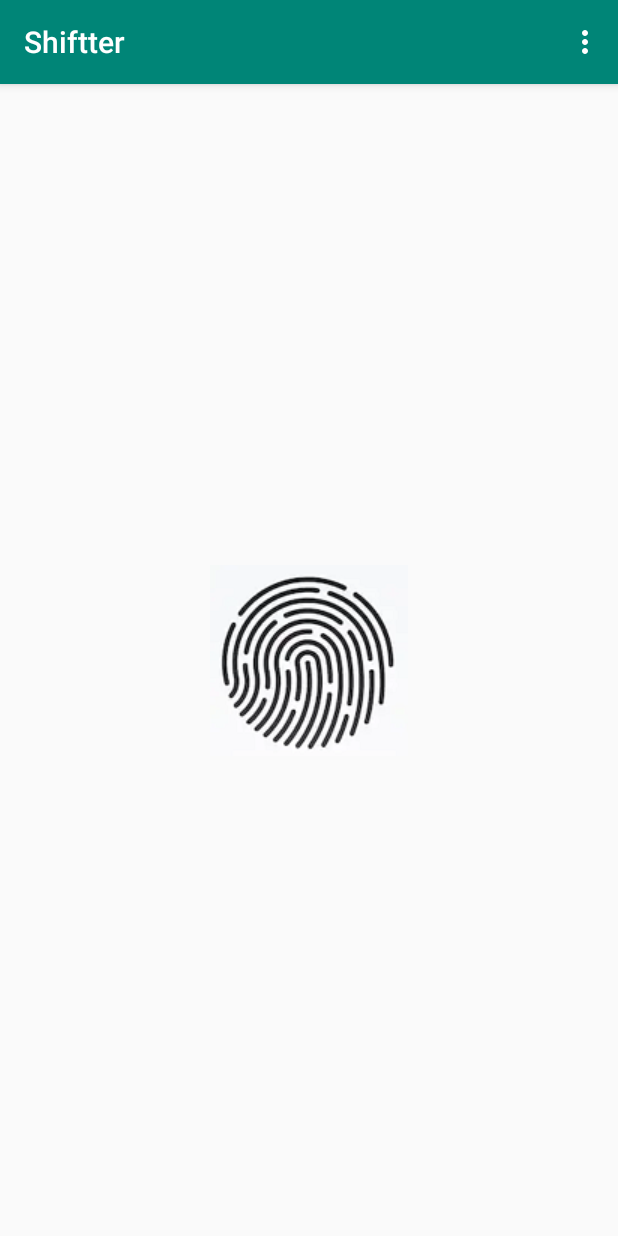
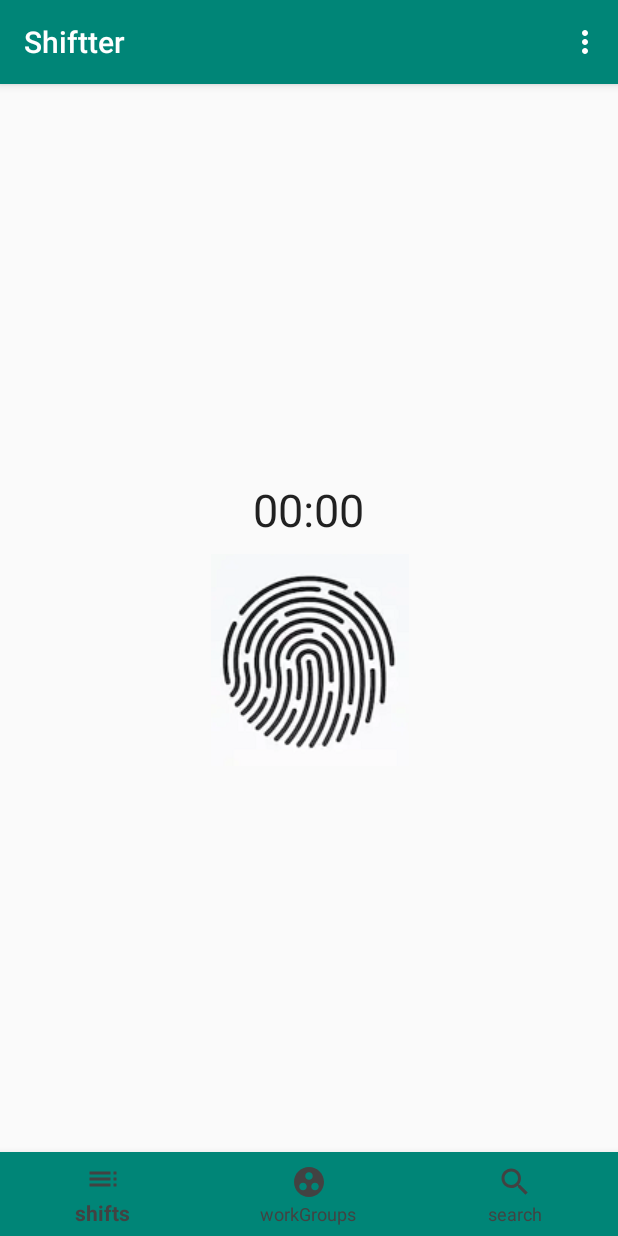
Before and after one commit to Yotam124/Shiftter, an Android app: the HomePageActivity screen opened directly, with no data from a screen before it, on a phone screen of 412 x 824 dp. Run offline under Robolectric (Android 15) with nearby library versions, the phone set to English and light mode, and no system bars.

Commit message:
clock + bottom navi

```diff
--- a/app/build.gradle
+++ b/app/build.gradle
@@ -28,4 +28,8 @@ dependencies {
     testImplementation 'junit:junit:4.12'
     androidTestImplementation 'androidx.test.ext:junit:1.1.0'
     androidTestImplementation 'androidx.test.espresso:espresso-core:3.1.1'
+
+    implementation 'com.google.android.material:material:1.0.0-alpha1'
+    //implementation 'com.google.android.material:material:1.0.0-alpha1'
+    //implementation 'com.android.support:design:28.0.0'
 }
--- a/app/src/main/java/com/example/shiftter/HomePageActivity.java
+++ b/app/src/main/java/com/example/shiftter/HomePageActivity.java
@@ -1,28 +1,95 @@
 package com.example.shiftter;
 
+import android.content.Intent;
 import android.os.Bundle;
+import android.os.SystemClock;
 import android.view.Menu;
 import android.view.MenuItem;
 import android.view.View;
+import android.widget.Chronometer;
 import android.widget.ImageButton;
 import android.widget.Toast;
 
+import androidx.annotation.NonNull;
 import androidx.appcompat.app.AppCompatActivity;
 
+import com.google.android.material.bottomnavigation.BottomNavigationView;
+
 public class HomePageActivity extends AppCompatActivity {
-    ImageButton fingerPrintBtn;
+
+    private ImageButton fingerPrintBtn;
+    BottomNavigationView bottomNavigationView;
+
+    private Chronometer chronometer;
+    private boolean running;
+    private long pauseOffset;
+
     @Override
     protected void onCreate(Bundle savedInstanceState) {
         super.onCreate(savedInstanceState);
         setContentView(R.layout.activity_home_page);
+
         fingerPrintBtn = (ImageButton) findViewById(R.id.fingerPrintBtn);
+        bottomNavigationView = (BottomNavigationView) findViewById(R.id.bottom_navigation);
+        chronometer = findViewById(R.id.chronometer);
+
+
         fingerPrintBtn.setOnClickListener(new View.OnClickListener() {
             @Override
             public void onClick(View v) {
+                if (!running){
+                    startChronometer(v);
+                }else{
+                    pauseChronometer(v);
+                }
                 Toast.makeText(HomePageActivity.this,""+CurrentUser.getUserName(), Toast.LENGTH_LONG).show();
             }
         });
+        bottomNavigationView.setOnNavigationItemSelectedListener(new BottomNavigationView.OnNavigationItemSelectedListener() {
+            @Override
+            public boolean onNavigationItemSelected(@NonNull MenuItem menuItem) {
+                switch (menuItem.getItemId()) {
+                    case R.id.navigation_shifts:
+                        Intent shiftsActivity = new Intent(getApplicationContext(), ShiftsActivity.class);
+                        startActivity(shiftsActivity);
+                    case R.id.navigation_workGroups:
+
+                    case R.id.navigation_search:
+
+                }
+                return false;
+            }
+        });
     }
+
+
+
+
+    //Chronometer functions
+    public void startChronometer(View v){
+        if (!running) {
+            chronometer.setBase(SystemClock.elapsedRealtime() - pauseOffset);
+            chronometer.start();
+            running = true;
+        }
+    }
+    public void pauseChronometer(View v){
+        if (running) {
+            chronometer.stop();
+            pauseOffset = SystemClock.elapsedRealtime() - chronometer.getBase();
+            running = false;
+            chronometer.setBase(SystemClock.elapsedRealtime());
+            pauseOffset = 0;
+        }
+    }
+
+
+
+
+
+
+
+
 
     //Top Menu
     @Override
--- /dev/null
+++ b/app/src/main/res/drawable/ic_group_work_black_24dp.xml
@@ -0,0 +1,9 @@
+<vector xmlns:android="http://schemas.android.com/apk/res/android"
+        android:width="24dp"
+        android:height="24dp"
+        android:viewportWidth="24.0"
+        android:viewportHeight="24.0">
+    <path
+        android:fillColor="#FF000000"
+        android:pathData="M12,2C6.48,2 2,6.48 2,12s4.48,10 10,10 10,-4.48 10,-10S17.52,2 12,2zM8,17.5c-1.38,0 -2.5,-1.12 -2.5,-2.5s1.12,-2.5 2.5,-2.5 2.5,1.12 2.5,2.5 -1.12,2.5 -2.5,2.5zM9.5,8c0,-1.38 1.12,-2.5 2.5,-2.5s2.5,1.12 2.5,2.5 -1.12,2.5 -2.5,2.5S9.5,9.38 9.5,8zM16,17.5c-1.38,0 -2.5,-1.12 -2.5,-2.5s1.12,-2.5 2.5,-2.5 2.5,1.12 2.5,2.5 -1.12,2.5 -2.5,2.5z"/>
+</vector>
--- /dev/null
+++ b/app/src/main/res/drawable/ic_search_black_24dp.xml
@@ -0,0 +1,9 @@
+<vector xmlns:android="http://schemas.android.com/apk/res/android"
+        android:width="24dp"
+        android:height="24dp"
+        android:viewportWidth="24.0"
+        android:viewportHeight="24.0">
+    <path
+        android:fillColor="#FF000000"
+        android:pathData="M15.5,14h-0.79l-0.28,-0.27C15.41,12.59 16,11.11 16,9.5 16,5.91 13.09,3 9.5,3S3,5.91 3,9.5 5.91,16 9.5,16c1.61,0 3.09,-0.59 4.23,-1.57l0.27,0.28v0.79l5,4.99L20.49,19l-4.99,-5zM9.5,14C7.01,14 5,11.99 5,9.5S7.01,5 9.5,5 14,7.01 14,9.5 11.99,14 9.5,14z"/>
+</vector>
--- /dev/null
+++ b/app/src/main/res/drawable/ic_toc_black_24dp.xml
@@ -0,0 +1,9 @@
+<vector xmlns:android="http://schemas.android.com/apk/res/android"
+        android:width="24dp"
+        android:height="24dp"
+        android:viewportWidth="24.0"
+        android:viewportHeight="24.0">
+    <path
+        android:fillColor="#FF000000"
+        android:pathData="M3,9h14L17,7L3,7v2zM3,13h14v-2L3,11v2zM3,17h14v-2L3,15v2zM19,17h2v-2h-2v2zM19,7v2h2L21,7h-2zM19,13h2v-2h-2v2z"/>
+</vector>
--- a/app/src/main/res/layout/activity_home_page.xml
+++ b/app/src/main/res/layout/activity_home_page.xml
@@ -8,11 +8,42 @@
 
     <ImageButton
         android:id="@+id/fingerPrintBtn"
-        android:layout_width="137dp"
-        android:layout_height="127dp"
+        android:layout_width="135dp"
+        android:layout_height="144dp"
+        android:foregroundGravity="center"
         app:layout_constraintBottom_toBottomOf="parent"
         app:layout_constraintEnd_toEndOf="parent"
         app:layout_constraintStart_toStartOf="parent"
         app:layout_constraintTop_toTopOf="parent"
         app:srcCompat="@drawable/fingerprint" />
+
+
+    <FrameLayout
+        android:layout_width="match_parent"
+        android:layout_height="match_parent"
+        tools:layout_editor_absoluteX="0dp"
+        tools:layout_editor_absoluteY="0dp">
+
+        <!-- Main content -->
+
+        <com.google.android.material.bottomnavigation.BottomNavigationView
+            android:id="@+id/bottom_navigation"
+            android:layout_width="match_parent"
+            android:layout_height="wrap_content"
+            android:layout_gravity="bottom"
+            android:background="@color/colorPrimary"
+            app:itemIconTint="@color/cardview_dark_background"
+            app:itemTextColor="@color/cardview_dark_background"
+            app:menu="@menu/bottom_navigation_menu" />
+
+        <Chronometer
+            android:id="@+id/chronometer"
+            android:layout_width="wrap_content"
+            android:layout_height="wrap_content"
+            android:layout_gravity="center"
+            android:layout_marginBottom="100dp"
+            android:textSize="30sp" />
+
+    </FrameLayout>
+
 </androidx.constraintlayout.widget.ConstraintLayout>
--- /dev/null
+++ b/app/src/main/res/menu/bottom_navigation_menu.xml
@@ -0,0 +1,14 @@
+<?xml version="1.0" encoding="utf-8"?>
+<menu xmlns:android="http://schemas.android.com/apk/res/android">
+
+    <item android:id="@+id/navigation_shifts"
+        android:icon="@drawable/ic_toc_black_24dp"
+        android:title="shifts" />
+    <item android:id="@+id/navigation_workGroups"
+        android:icon="@drawable/ic_group_work_black_24dp"
+        android:title="workGroups" />
+    <item android:id="@+id/navigation_search"
+        android:icon="@drawable/ic_search_black_24dp"
+        android:title="search" />
+
+</menu>
```
Also changed, not shown: app/src/main/AndroidManifest.xml (+6 -5 lines), app/src/main/java/com/example/shiftter/ShiftsActivity.java (added, +14 -0 lines), app/src/main/res/layout/activity_shifts.xml (added, +9 -0 lines).
